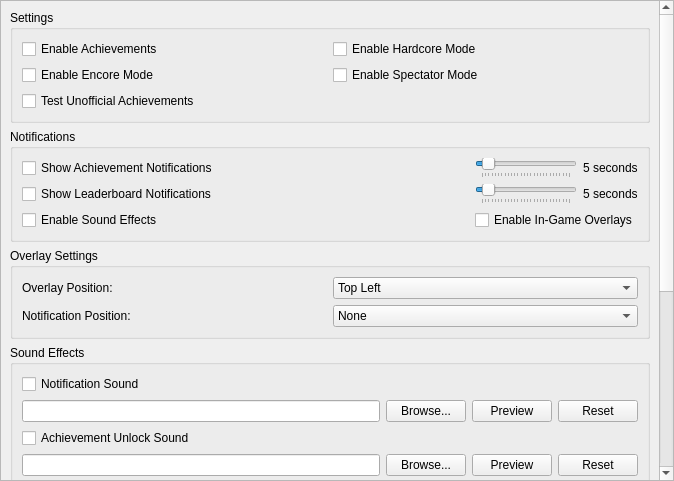
This is pcsx2-qt/Settings/AchievementSettingsWidget.ui in PCSX2/pcsx2 as Qt 5 draws it before an edit. The edited form follows.
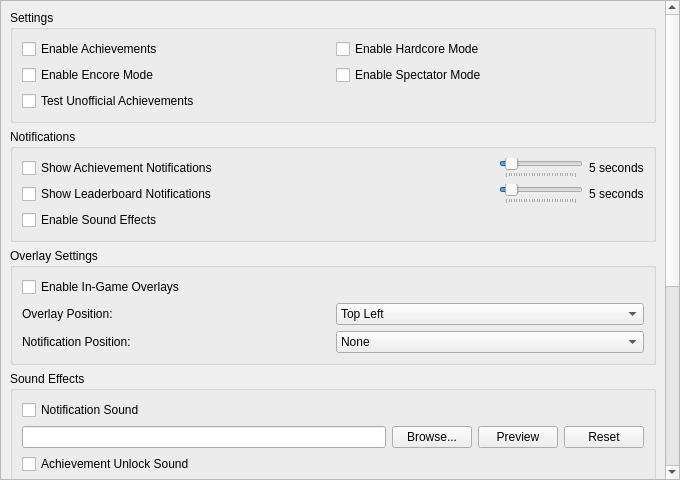
This is the edited form.

Commit message:
Qt: Move screenshot section to Recording tab
Qt: Move Video Dump Directory to Folder Settings

Diff of the .ui file:
```diff
--- a/pcsx2-qt/Settings/AchievementSettingsWidget.ui
+++ b/pcsx2-qt/Settings/AchievementSettingsWidget.ui
@@ -6,8 +6,8 @@
    <rect>
     <x>0</x>
     <y>0</y>
-    <width>674</width>
-    <height>481</height>
+    <width>680</width>
+    <height>480</height>
    </rect>
   </property>
   <layout class="QVBoxLayout" name="verticalLayout">
@@ -32,9 +32,9 @@
       <property name="geometry">
        <rect>
         <x>0</x>
-        <y>-2</y>
-        <width>655</width>
-        <height>739</height>
+        <y>0</y>
+        <width>661</width>
+        <height>700</height>
        </rect>
       </property>
       <layout class="QVBoxLayout" name="verticalLayout_2">
@@ -187,13 +187,6 @@
             </property>
            </widget>
           </item>
-          <item row="3" column="1">
-           <widget class="QCheckBox" name="overlays">
-            <property name="text">
-             <string>Enable In-Game Overlays</string>
-            </property>
-           </widget>
-          </item>
          </layout>
         </widget>
        </item>
@@ -203,14 +196,7 @@
           <string>Overlay Settings</string>
          </property>
          <layout class="QGridLayout" name="gridLayout_overlay">
-          <item row="0" column="0">
-           <widget class="QLabel" name="overlayPositionLabel">
-            <property name="text">
-             <string>Overlay Position:</string>
-            </property>
-           </widget>
-          </item>
-          <item row="0" column="1">
+          <item row="1" column="1">
            <widget class="QComboBox" name="overlayPosition">
             <item>
              <property name="text">
@@ -259,14 +245,14 @@
             </item>
            </widget>
           </item>
-          <item row="1" column="0">
+          <item row="2" column="0">
            <widget class="QLabel" name="notificationPositionLabel">
             <property name="text">
              <string>Notification Position:</string>
             </property>
            </widget>
           </item>
-          <item row="1" column="1">
+          <item row="2" column="1">
            <widget class="QComboBox" name="notificationPosition">
             <item>
              <property name="text">
@@ -320,7 +306,20 @@
             </item>
            </widget>
           </item>
-
+          <item row="1" column="0">
+           <widget class="QLabel" name="overlayPositionLabel">
+            <property name="text">
+             <string>Overlay Position:</string>
+            </property>
+           </widget>
+          </item>
+          <item row="0" column="0">
+           <widget class="QCheckBox" name="overlays">
+            <property name="text">
+             <string>Enable In-Game Overlays</string>
+            </property>
+           </widget>
+          </item>
          </layout>
         </widget>
        </item>
```
The commit also changes 5 other files.
